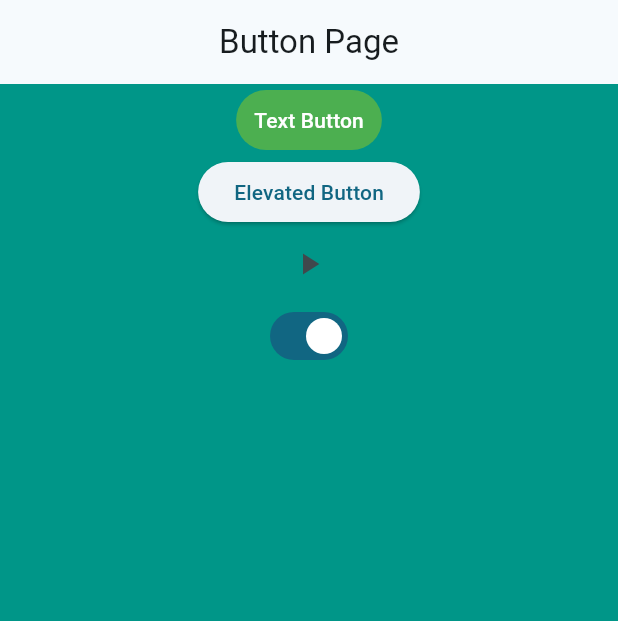
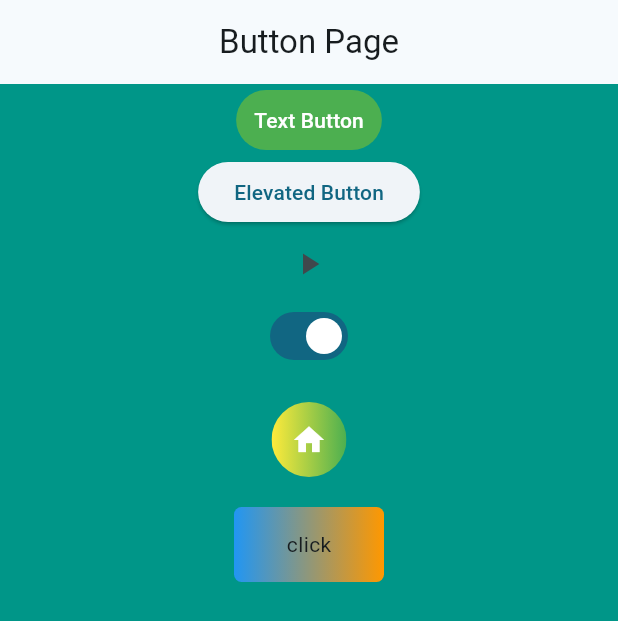
Before and after one commit to ravenpdev/flutter_basics, a Flutter app: the screen it shows after launch, on a phone screen of 412 x 824 dp. Shown: the top 621 px of the screen. Run offline on Flutter 3.47's test engine with Material 2 defaults, Android fonts, the phone set to English and light mode, and no system bars.

Commit message:
Button, and custom button wigets

```diff
--- a/lib/presentation/button_example/button_example.dart
+++ b/lib/presentation/button_example/button_example.dart
@@ -1,7 +1,13 @@
 import 'package:flutter/material.dart';
+import 'package:flutter_basics/presentation/custom_button/custom_button.dart';
+import 'package:flutter_basics/presentation/custom_button/gesture_button.dart';
 
 class ButtonExample extends StatelessWidget {
   const ButtonExample({super.key});
+
+  void onTap() {
+    print('onTap!');
+  }
 
   @override
   Widget build(BuildContext context) {
@@ -40,6 +46,14 @@ class ButtonExample extends StatelessWidget {
               print(value);
             },
           ),
+          const SizedBox(height: 20),
+          CustomButton(
+            onTap: onTap,
+            icon: Icons.home,
+            iconColor: Colors.white,
+          ),
+          const SizedBox(height: 20),
+          const GestureButton(),
         ],
       ),
     );
--- /dev/null
+++ b/lib/presentation/custom_button/custom_button.dart
@@ -0,0 +1,68 @@
+import 'package:flutter/material.dart';
+
+class CustomButton extends StatelessWidget {
+  final Function() onTap;
+  final IconData icon;
+  final Color iconColor;
+
+  const CustomButton({
+    super.key,
+    required this.onTap,
+    required this.icon,
+    required this.iconColor,
+  });
+
+  @override
+  Widget build(BuildContext context) {
+    return Material(
+      color: Colors.transparent,
+      child: Ink(
+        width: 50,
+        height: 50,
+        decoration: const BoxDecoration(
+          shape: BoxShape.circle,
+          gradient: LinearGradient(
+            begin: Alignment.centerLeft,
+            end: Alignment.centerRight,
+            colors: [Colors.yellow, Colors.green],
+          ),
+        ),
+        child: InkWell(
+          onTap: onTap,
+          splashColor: Colors.red,
+          customBorder: const CircleBorder(),
+          child: Center(
+            child: Icon(
+              icon,
+              color: iconColor,
+            ),
+          ),
+        ),
+      ),
+    );
+
+    // return InkWell(
+    //   onTap: () {
+    //     print('tap!');
+    //   },
+    //   child: Ink(
+    //     height: 100,
+    //     width: 100,
+    //     decoration: const BoxDecoration(
+    //       shape: BoxShape.circle,
+    //       gradient: LinearGradient(
+    //         begin: Alignment.centerLeft,
+    //         end: Alignment.centerRight,
+    //         colors: [Colors.yellow, Colors.green],
+    //       ),
+    //     ),
+    //     // child: const Center(
+    //     //   child: Icon(
+    //     //     Icons.home,
+    //     //     color: Colors.white,
+    //     //   ),
+    //     // ),
+    //   ),
+    // );
+  }
+}
--- /dev/null
+++ b/lib/presentation/custom_button/gesture_button.dart
@@ -0,0 +1,25 @@
+import 'package:flutter/material.dart';
+
+class GestureButton extends StatelessWidget {
+  const GestureButton({super.key});
+
+  @override
+  Widget build(BuildContext context) {
+    return GestureDetector(
+      onTap: () => print('gesture button is tapped!'),
+      child: Container(
+        height: 50,
+        width: 100,
+        decoration: BoxDecoration(
+          gradient: const LinearGradient(
+            colors: [Colors.blue, Colors.orange],
+            begin: Alignment.centerLeft,
+            end: Alignment.centerRight,
+          ),
+          borderRadius: BorderRadius.circular(5.0),
+        ),
+        child: const Center(child: Text('click')),
+      ),
+    );
+  }
+}
```
